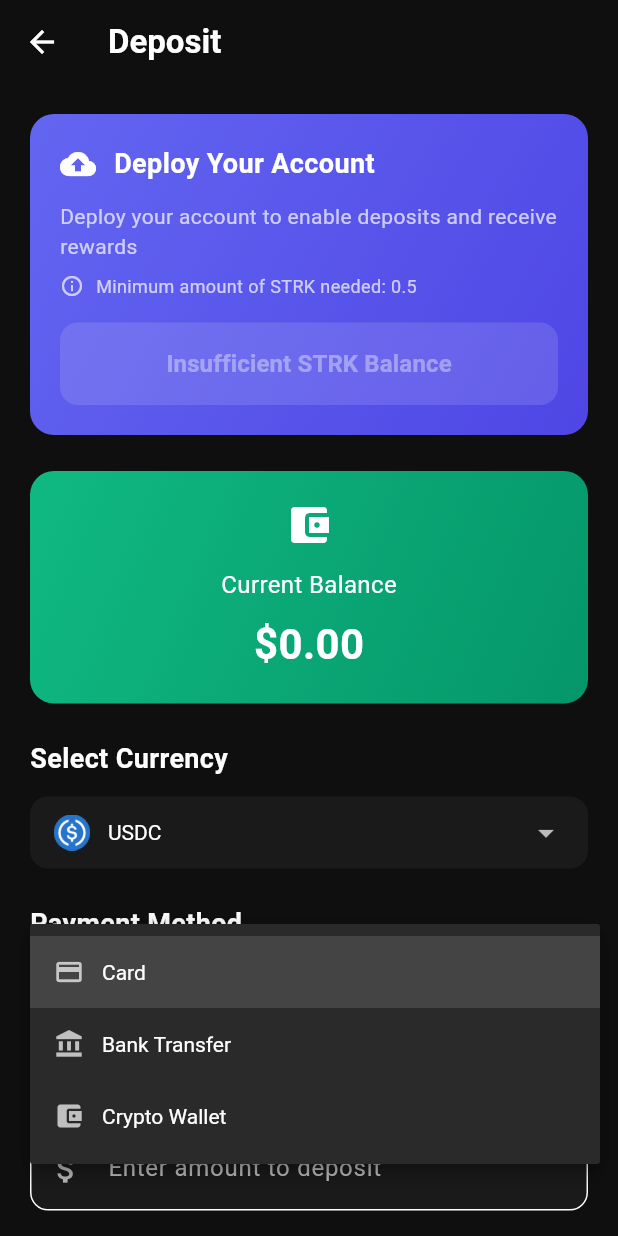
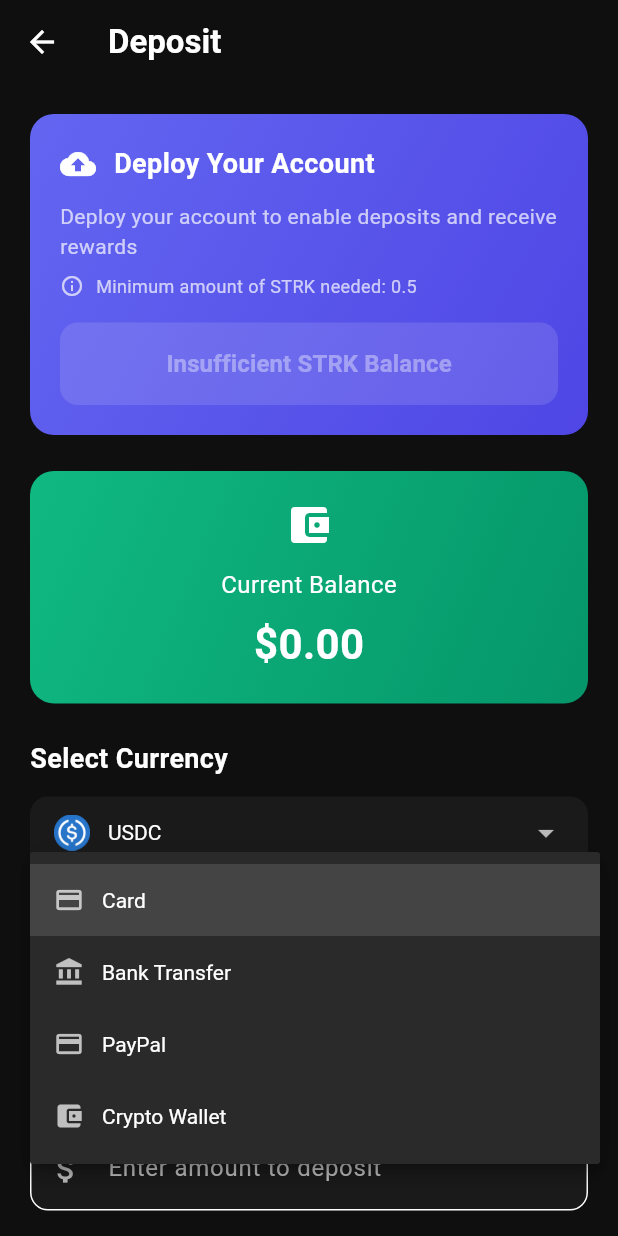
Before and after one commit to okhaimie-dev/PallyApp, a Flutter app: the DepositScreen screen opened directly with empty values, after a tap on "Card", on a phone screen of 412 x 824 dp. Run offline on Flutter 3.47's test engine with Material 3 defaults, Android fonts, the light colour scheme and no system bars; our stand-ins replace app_links, flutter_local_notifications, google_sign_in, permission_handler, share_plus, shared_preferences and 1 more; accounts and stored records are empty; network calls fail.

Commit message:
Update README and enhance deposit/withdraw screens: Revise README to provide a comprehensive overview of the Pally app, including architecture, features, and setup instructions. Update deposit and withdraw screens to include PayPal as a payment method, implement 'Coming Soon' indicators for unavailable methods, and improve UI feedback for deposit and withdrawal actions.

```diff
--- a/lib/screens/deposit_screen.dart
+++ b/lib/screens/deposit_screen.dart
@@ -17,7 +17,7 @@ class _DepositScreenState extends State<DepositScreen> {
   final TextEditingController _walletAddressController = TextEditingController();
 
   final List<String> _currencies = ['USDC', 'STRK'];
-  final List<String> _paymentMethods = ['Card', 'Bank Transfer', 'Crypto Wallet'];
+  final List<String> _paymentMethods = ['Card', 'Bank Transfer', 'PayPal', 'Crypto Wallet'];
 
   // Balance state
   String _totalBalance = '\$0.00';
@@ -392,24 +392,41 @@ class _DepositScreenState extends State<DepositScreen> {
             SizedBox(
               width: double.infinity,
               child: ElevatedButton(
-                onPressed: _processDeposit,
+                onPressed: _isMethodComingSoon() ? null : _processDeposit,
                 style: ElevatedButton.styleFrom(
-                  backgroundColor: const Color(0xFF10B981),
+                  backgroundColor: _isMethodComingSoon()
+                      ? Colors.grey[600]
+                      : const Color(0xFF10B981),
                   foregroundColor: Colors.white,
                   shape: RoundedRectangleBorder(
                     borderRadius: BorderRadius.circular(12),
                   ),
                   padding: const EdgeInsets.symmetric(vertical: 16),
                 ),
-                child: const Text(
-                  'Deposit',
-                  style: TextStyle(
+                child: Text(
+                  _isMethodComingSoon() ? 'Coming Soon' : 'Deposit',
+                  style: const TextStyle(
                     fontSize: 16,
                     fontWeight: FontWeight.bold,
                   ),
                 ),
               ),
             ),
+
+            // Coming Soon Text
+            if (_isMethodComingSoon()) ...[
+              const SizedBox(height: 8),
+              Center(
+                child: Text(
+                  'Coming Soon',
+                  style: TextStyle(
+                    color: Colors.grey[400],
+                    fontSize: 12,
+                    fontStyle: FontStyle.italic,
+                  ),
+                ),
+              ),
+            ],
 
             const SizedBox(height: 16),
 
@@ -686,11 +703,17 @@ class _DepositScreenState extends State<DepositScreen> {
         return Icons.credit_card;
       case 'Bank Transfer':
         return Icons.account_balance;
+      case 'PayPal':
+        return Icons.payment;
       case 'Crypto Wallet':
         return Icons.account_balance_wallet;
       default:
         return Icons.payment;
     }
+  }
+
+  bool _isMethodComingSoon() {
+    return _selectedMethod == 'Bank Transfer' || _selectedMethod == 'PayPal';
   }
 
   void _processDeposit() {
```
Also changed, not shown: lib/screens/withdraw_screen.dart (+29 -8 lines), 2 other files.
